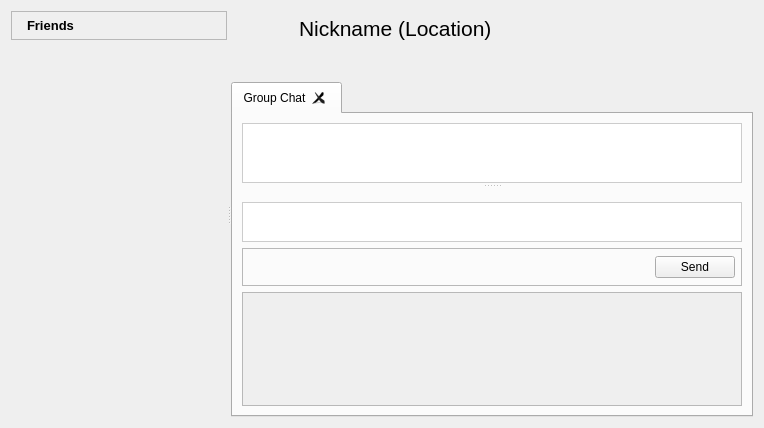
The window that retroshare-gui/src/gui/FriendsDialog.ui (RetroShare/RetroShare) describes before a commit, drawn with Qt 5.
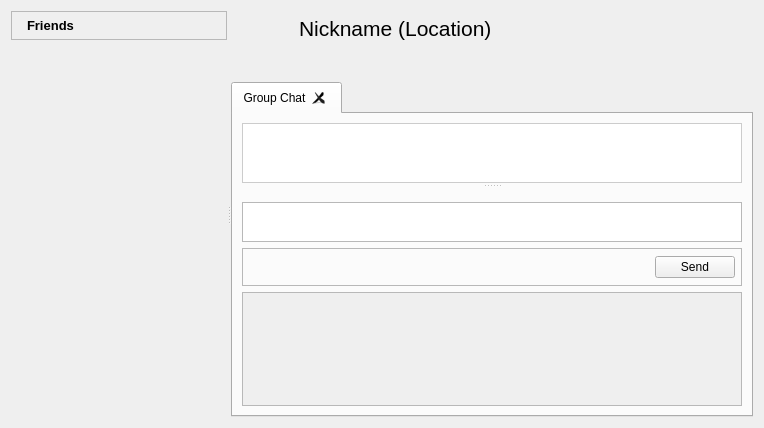
The same window after the commit. Icons and pictures are not drawn. Custom widgets are drawn as their Qt base class.

The edit to the form file:
```diff
--- a/retroshare-gui/src/gui/FriendsDialog.ui
+++ b/retroshare-gui/src/gui/FriendsDialog.ui
@@ -682,12 +682,6 @@
                </item>
                <item>
                 <widget class="QTextEdit" name="lineEdit">
-                 <property name="sizePolicy">
-                  <sizepolicy hsizetype="Expanding" vsizetype="Expanding">
-                   <horstretch>0</horstretch>
-                   <verstretch>0</verstretch>
-                  </sizepolicy>
-                 </property>
                  <property name="minimumSize">
                   <size>
                    <width>0</width>
@@ -700,10 +694,6 @@
                  <property name="toolTip">
                   <string>Messages entered here are sent to all connected friends</string>
                  </property>
-                 <property name="styleSheet">
-                  <string notr="true">QTextEdit#lineEdit{border: 1px solid #CCCCCC;
-}</string>
-                 </property>
                 </widget>
                </item>
               </layout>
```
Left out of the diff: 3 changed lines with no effect on the pictures.
